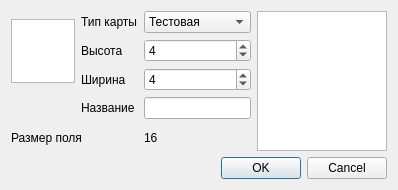
Old version of the form CellularAutomat/Forms/MapEditor/MapSettings.ui in the repository GeorgyGogol/work_Cellular_Automat_2.
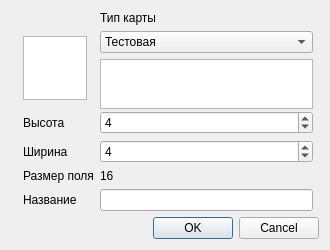
New version of the form.

Diff of the .ui file:
```diff
--- a/CellularAutomat/Forms/MapEditor/MapSettings.ui
+++ b/CellularAutomat/Forms/MapEditor/MapSettings.ui
@@ -6,22 +6,38 @@
    <rect>
     <x>0</x>
     <y>0</y>
-    <width>398</width>
-    <height>190</height>
+    <width>330</width>
+    <height>250</height>
    </rect>
   </property>
   <property name="minimumSize">
    <size>
-    <width>220</width>
-    <height>190</height>
+    <width>330</width>
+    <height>250</height>
    </size>
   </property>
   <property name="windowTitle">
    <string>Настройки карты</string>
   </property>
   <layout class="QGridLayout" name="gridLayout">
-   <item row="2" column="2">
-    <widget class="QSpinBox" name="MapWidth">
+   <item row="1" column="4">
+    <widget class="QComboBox" name="MapType">
+     <item>
+      <property name="text">
+       <string>Тестовая</string>
+      </property>
+     </item>
+    </widget>
+   </item>
+   <item row="6" column="4">
+    <widget class="QLabel" name="LFieldSizeCells">
+     <property name="text">
+      <string>16</string>
+     </property>
+    </widget>
+   </item>
+   <item row="3" column="4">
+    <widget class="QSpinBox" name="MapHeight">
      <property name="minimum">
       <number>1</number>
      </property>
@@ -30,103 +46,90 @@
      </property>
     </widget>
    </item>
-   <item row="0" column="3" rowspan="5">
+   <item row="2" column="4">
     <widget class="QTextBrowser" name="textBrowser">
      <property name="minimumSize">
       <size>
        <width>130</width>
-       <height>0</height>
+       <height>50</height>
       </size>
      </property>
-     <property name="maximumSize">
-      <size>
-       <width>130</width>
-       <height>16777215</height>
-      </size>
+     <property name="readOnly">
+      <bool>true</bool>
      </property>
     </widget>
    </item>
-   <item row="1" column="1">
-    <widget class="QLabel" name="label_2">
-     <property name="text">
-      <string>Высота</string>
-     </property>
-    </widget>
-   </item>
-   <item row="2" column="1">
+   <item row="4" column="2" colspan="2">
     <widget class="QLabel" name="label_3">
      <property name="text">
       <string>Ширина</string>
      </property>
     </widget>
    </item>
-   <item row="4" column="0" colspan="2">
-    <widget class="QLabel" name="label_4">
-     <property name="text">
-      <string>Размер поля</string>
+   <item row="4" column="4">
+    <widget class="QSpinBox" name="MapWidth">
+     <property name="minimum">
+      <number>1</number>
+     </property>
+     <property name="value">
+      <number>4</number>
      </property>
     </widget>
    </item>
-   <item row="3" column="1">
+   <item row="7" column="4">
+    <widget class="QLineEdit" name="eFieldName"/>
+   </item>
+   <item row="7" column="2" colspan="2">
     <widget class="QLabel" name="label_5">
      <property name="text">
       <string>Название</string>
      </property>
     </widget>
    </item>
-   <item row="4" column="2">
-    <widget class="QLabel" name="LFieldSizeCells">
+   <item row="3" column="2" colspan="2">
+    <widget class="QLabel" name="label_2">
      <property name="text">
-      <string>16</string>
+      <string>Высота</string>
      </property>
     </widget>
    </item>
-   <item row="0" column="0" rowspan="3">
-    <widget class="QGraphicsView" name="graphicsView">
-     <property name="maximumSize">
-      <size>
-       <width>64</width>
-       <height>64</height>
-      </size>
-     </property>
-    </widget>
-   </item>
-   <item row="1" column="2">
-    <widget class="QSpinBox" name="MapHeight">
-     <property name="minimum">
-      <number>1</number>
-     </property>
-     <property name="value">
-      <number>4</number>
-     </property>
-    </widget>
-   </item>
-   <item row="5" column="0" colspan="4">
+   <item row="14" column="0" colspan="6">
     <widget class="QDialogButtonBox" name="buttonBox">
      <property name="standardButtons">
       <set>QDialogButtonBox::Cancel|QDialogButtonBox::Ok</set>
      </property>
     </widget>
    </item>
-   <item row="0" column="1">
+   <item row="6" column="2" colspan="2">
+    <widget class="QLabel" name="label_4">
+     <property name="text">
+      <string>Размер поля</string>
+     </property>
+    </widget>
+   </item>
+   <item row="1" column="2" rowspan="2">
+    <widget class="QGraphicsView" name="graphicsView">
+     <property name="minimumSize">
+      <size>
+       <width>64</width>
+       <height>64</height>
+      </size>
+     </property>
+     <property name="maximumSize">
+      <size>
+       <width>64</width>
+       <height>64</height>
+      </size>
+     </property>
+    </widget>
+   </item>
+   <item row="0" column="4">
     <widget class="QLabel" name="label">
      <property name="text">
       <string>Тип карты</string>
      </property>
     </widget>
    </item>
-   <item row="0" column="2">
-    <widget class="QComboBox" name="MapType">
-     <item>
-      <property name="text">
-       <string>Тестовая</string>
-      </property>
-     </item>
-    </widget>
-   </item>
-   <item row="3" column="2">
-    <widget class="QLineEdit" name="eFieldName"/>
-   </item>
   </layout>
  </widget>
  <layoutdefault spacing="6" margin="11"/>
```
